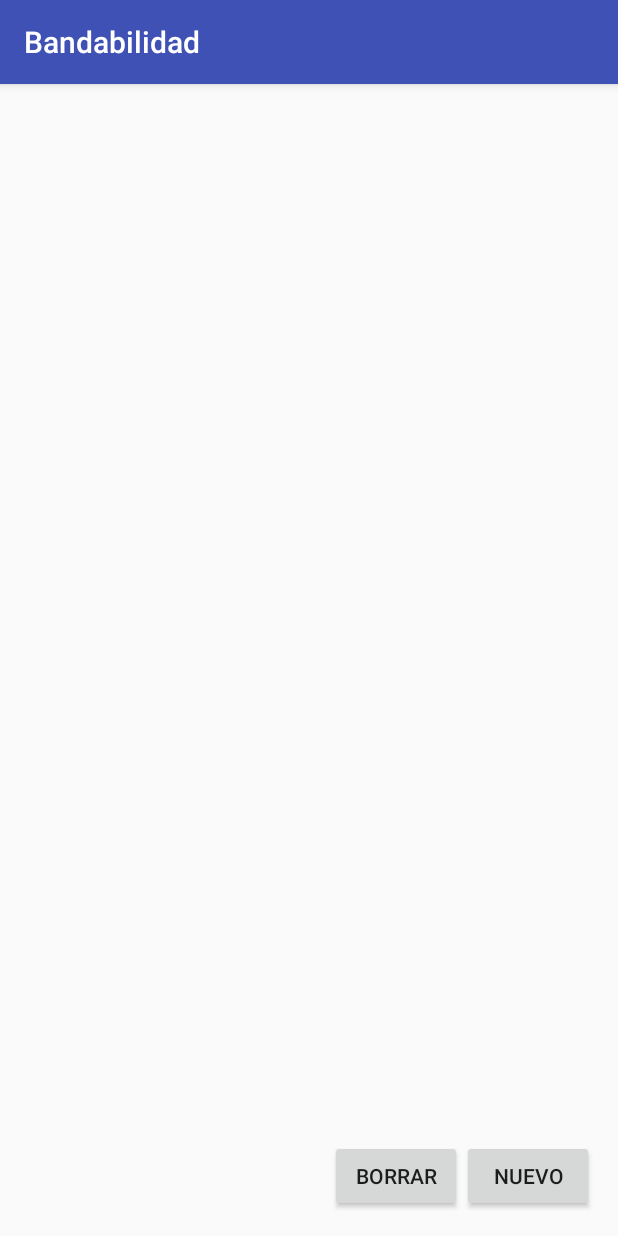
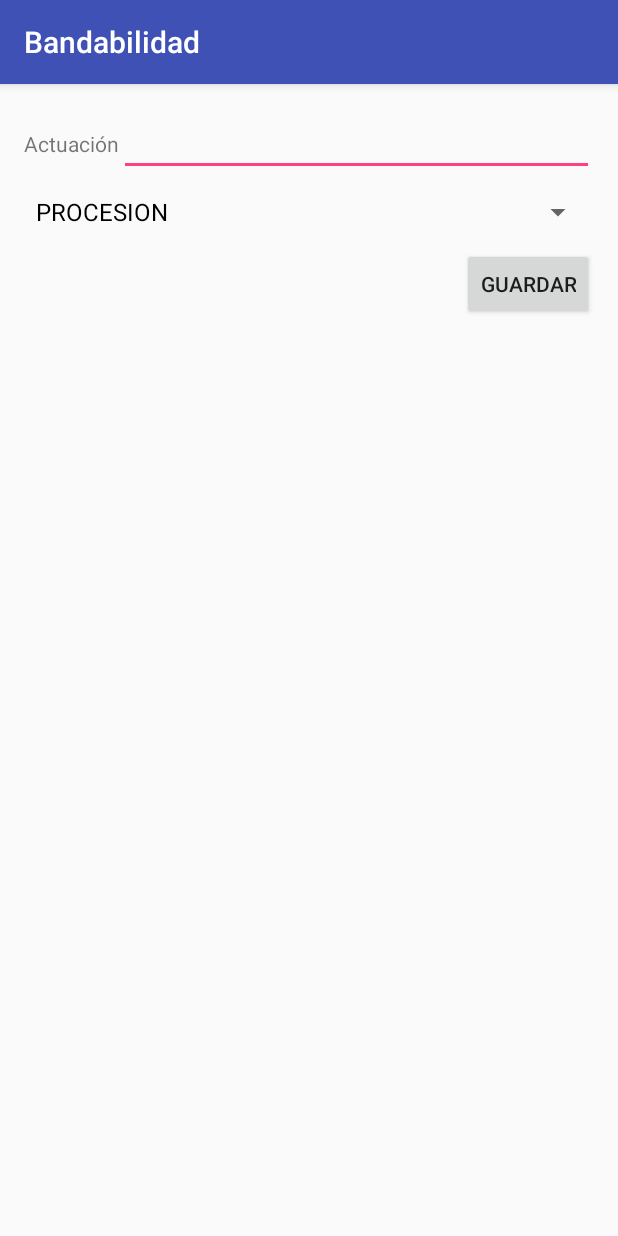
Before and after one commit to ramirezperezjj/Bandabilidad, an Android app: the ActuacionesActivity screen opened directly, with no data from a screen before it, after a tap on "NUEVO", on a phone screen of 412 x 824 dp. Run offline under Robolectric (Android 15) with nearby library versions, the phone set to English and light mode, and no system bars.

Commit message:
Muchos avances con actuaciones

```diff
--- a/app/src/main/AndroidManifest.xml
+++ b/app/src/main/AndroidManifest.xml
@@ -18,7 +18,9 @@
         <activity android:name=".activities.MusicosActivity" />
         <activity android:name=".activities.NuevoMusicoActivity" />
         <activity android:name=".activities.ActuacionesActivity" />
-        <activity android:name=".activities.DetalleMusicoActivity"></activity>
+        <activity android:name=".activities.DetalleMusicoActivity" />
+        <activity android:name=".activities.DetalleActuacionActivity" />
+        <activity android:name=".activities.NuevaActuacionActivity"></activity>
     </application>
 
 </manifest>
--- a/app/src/main/java/es/jjrp/bandabilidad/activities/ActuacionesActivity.java
+++ b/app/src/main/java/es/jjrp/bandabilidad/activities/ActuacionesActivity.java
@@ -1,19 +1,22 @@
 package es.jjrp.bandabilidad.activities;
 
+import android.content.Intent;
 import android.os.Bundle;
 import android.support.v7.app.AppCompatActivity;
 import android.view.View;
 import android.widget.Button;
-import android.widget.Toast;
+import android.widget.ListView;
 
-import java.util.Date;
+import java.util.List;
 
 import es.jjrp.bandabilidad.R;
+import es.jjrp.bandabilidad.adapters.ActuacionesArrayAdapter;
 import es.jjrp.bandabilidad.bean.Actuacion;
 import es.jjrp.bandabilidad.dbhelpers.ActuacionDbHelper;
 
 public class ActuacionesActivity extends AppCompatActivity {
 
+    private static final int NUEVO_ACTUACION_REQUEST = 4;
     ActuacionDbHelper dbActuaciones;
 
     @Override
@@ -27,11 +30,32 @@ public class ActuacionesActivity extends AppCompatActivity {
             @Override
             public void onClick(View v) {
 
-                dbActuaciones.createActuacion(Actuacion.TIPO.CONCIERTO, "concierto de verano arriba", new Date(), 2, "Rute", 0);
-
-                String escribir = dbActuaciones.obtenerTodasActuaciones().get(0)._id + dbActuaciones.obtenerTodasActuaciones().get(0).nombre;
-                Toast.makeText(getApplicationContext(), escribir, Toast.LENGTH_SHORT).show();
+                Intent intent = new Intent(getBaseContext(), NuevaActuacionActivity.class);
+                startActivityForResult(intent, NUEVO_ACTUACION_REQUEST);
             }
         });
+
+        cargarActuaciones();
+    }
+
+    private void cargarActuaciones() {
+        List<Actuacion> values = dbActuaciones.obtenerTodasActuaciones();
+
+        ListView musicos = (ListView) findViewById(R.id.listaActuaciones);
+        ActuacionesArrayAdapter adapter = new ActuacionesArrayAdapter(this, values);
+        musicos.setAdapter(adapter);
+    }
+
+    @Override
+    protected void onActivityResult(int requestCode, int resultCode, Intent data) {
+        super.onActivityResult(requestCode, resultCode, data);
+        switch (requestCode) {
+            case NUEVO_ACTUACION_REQUEST:
+                cargarActuaciones();
+                break;
+            default:
+                break;
+        }
+
     }
 }
--- a/app/src/main/java/es/jjrp/bandabilidad/activities/MusicosActivity.java
+++ b/app/src/main/java/es/jjrp/bandabilidad/activities/MusicosActivity.java
@@ -31,7 +31,7 @@ public class MusicosActivity extends AppCompatActivity {
 //                intent.setFlags(Intent.FLAG_ACTIVITY_PREVIOUS_IS_TOP);
                 startActivityForResult(intent, NUEVO_MUSICO_REQUEST);
 
-                cargarMusicos();
+//                cargarMusicos();
             }
         });
 
@@ -46,6 +46,9 @@ public class MusicosActivity extends AppCompatActivity {
         super.onActivityResult(requestCode, resultCode, data);
         switch (requestCode) {
             case NUEVO_MUSICO_REQUEST:
+                cargarMusicos();
+                break;
+            case MusicoArrayAdapter.MOSTRAR_DETALLE_MUSICO:
                 cargarMusicos();
                 break;
             default:
--- /dev/null
+++ b/app/src/main/java/es/jjrp/bandabilidad/activities/NuevaActuacionActivity.java
@@ -0,0 +1,49 @@
+package es.jjrp.bandabilidad.activities;
+
+import android.os.Bundle;
+import android.support.v7.app.AppCompatActivity;
+import android.view.View;
+import android.widget.ArrayAdapter;
+import android.widget.Button;
+import android.widget.Spinner;
+import android.widget.TextView;
+import android.widget.Toast;
+
+import java.util.Date;
+
+import es.jjrp.bandabilidad.R;
+import es.jjrp.bandabilidad.bean.Actuacion;
+import es.jjrp.bandabilidad.dbhelpers.ActuacionDbHelper;
+
+public class NuevaActuacionActivity extends AppCompatActivity {
+
+    ActuacionDbHelper dbHelper;
+
+    @Override
+    protected void onCreate(Bundle savedInstanceState) {
+        super.onCreate(savedInstanceState);
+        setContentView(R.layout.activity_nueva_actuacion);
+        dbHelper = new ActuacionDbHelper(this);
+
+        final Spinner sp = (Spinner) findViewById(R.id.spNuevaActuacion);
+        sp.setAdapter(new ArrayAdapter<String>(this, android.R.layout.simple_spinner_dropdown_item, Actuacion.TIPO.stringValues()));
+
+        final TextView tv = (TextView) findViewById(R.id.tvNuevaActuacionNombre);
+
+        Button b = (Button) findViewById(R.id.btnNuevaActuacionGuardar);
+        b.setOnClickListener(new View.OnClickListener() {
+
+            @Override
+            public void onClick(View view) {
+                try {
+                    dbHelper.createActuacion(Actuacion.TIPO.getTipo(sp.getSelectedItemPosition()), tv.getText().toString(), new Date(), 0, "fijo", 0);
+                    finish();
+                } catch (Exception e) {
+                    Toast.makeText(NuevaActuacionActivity.this, "Error guardando: " + e.getMessage(), Toast.LENGTH_SHORT).show();
+                }
+            }
+        });
+
+
+    }
+}
--- a/app/src/main/java/es/jjrp/bandabilidad/adapters/MusicoArrayAdapter.java
+++ b/app/src/main/java/es/jjrp/bandabilidad/adapters/MusicoArrayAdapter.java
@@ -13,6 +13,7 @@ import java.util.List;
 
 import es.jjrp.bandabilidad.R;
 import es.jjrp.bandabilidad.activities.DetalleMusicoActivity;
+import es.jjrp.bandabilidad.activities.MusicosActivity;
 import es.jjrp.bandabilidad.bean.Musico;
 
 /**
@@ -20,6 +21,8 @@ import es.jjrp.bandabilidad.bean.Musico;
  * Created by Juanjo on 31/08/2016.
  */
 public class MusicoArrayAdapter extends ArrayAdapter<Musico> {
+
+    public static final int MOSTRAR_DETALLE_MUSICO = 2;
 
     public MusicoArrayAdapter(Context context, List<Musico> musicos) {
         super(context, ListView.CHOICE_MODE_SINGLE, musicos);
@@ -47,7 +50,7 @@ public class MusicoArrayAdapter extends ArrayAdapter<Musico> {
             public void onClick(View view) {
                 Intent intent = new Intent(getContext(), DetalleMusicoActivity.class);
                 intent.putExtra("musico", musico);
-                getContext().startActivity(intent);
+                ((MusicosActivity) getContext()).startActivityForResult(intent, MOSTRAR_DETALLE_MUSICO);
             }
         });
 
--- a/app/src/main/java/es/jjrp/bandabilidad/bean/Actuacion.java
+++ b/app/src/main/java/es/jjrp/bandabilidad/bean/Actuacion.java
@@ -1,5 +1,6 @@
 package es.jjrp.bandabilidad.bean;
 
+import java.io.Serializable;
 import java.util.Date;
 
 
@@ -7,7 +8,7 @@ import java.util.Date;
  * Representa a una actuacion
  * Created by Juanjo on 03/09/2016.
  */
-public class Actuacion {
+public class Actuacion implements Serializable {
     public long _id;
     public TIPO tipo;
     public String nombre;
@@ -29,5 +30,14 @@ public class Actuacion {
             }
             return null;
         }
+
+        public static String[] stringValues() {
+            String[] res = new String[TIPO.values().length];
+            int pos = 0;
+            for (TIPO t : TIPO.values()) {
+                res[pos++] = t.name();
+            }
+            return res;
+        }
     }
 }
--- a/app/src/main/java/es/jjrp/bandabilidad/dbhelpers/ActuacionDbHelper.java
+++ b/app/src/main/java/es/jjrp/bandabilidad/dbhelpers/ActuacionDbHelper.java
@@ -6,12 +6,12 @@ import android.database.Cursor;
 import android.database.sqlite.SQLiteDatabase;
 import android.util.Log;
 
-import java.text.SimpleDateFormat;
 import java.util.ArrayList;
 import java.util.Date;
 import java.util.List;
 
 import es.jjrp.bandabilidad.bean.Actuacion;
+import es.jjrp.bandabilidad.utils.Constantes;
 
 /**
  * Created by Juanjo on 03/09/2016.
@@ -34,7 +34,7 @@ public class ActuacionDbHelper {
     private static final String DATABASE_TABLE_ACTUACION = "ACTUACION";
     private static final String DATABASE_TABLE_TIPO_ACTUACION = "TIPO_ACTUACION";
     private static final int DATABASE_VERSION = 1;
-    SimpleDateFormat sdf = new SimpleDateFormat("dd/MM/yyyy hh:mm");
+
     private SQLiteDatabase db;
 
     public ActuacionDbHelper(Context ctx) {
@@ -42,8 +42,6 @@ public class ActuacionDbHelper {
             db = ctx.openOrCreateDatabase(DATABASE_NAME, Context.MODE_PRIVATE, null);
             try {
                 db.execSQL(DATABASE_CREATE_ACTUACION);
-
-                try {
                 db.execSQL(DATABASE_CREATE_TIPO_ACTUACION);
                 //Si llega aquí, ha creado la tabla, y estará vacía, la rellenamos
                 //con datos fijos
@@ -52,10 +50,6 @@ public class ActuacionDbHelper {
                 createTipoActuacion(2, "Concierto");
                 createTipoActuacion(3, "Romería");
 
-                } catch (Exception e) {
-                    //Suponemos que el error que llega aquí es porque la tabla ya existe
-                    Log.d("BASE_DATOS", "No se crea la tabla porque: " + e.getMessage());
-                }
 
             } catch (Exception e) {
                 Log.d("BASE_DATOS", "No se crea la tabla porque: " + e.getMessage());
@@ -83,7 +77,7 @@ public class ActuacionDbHelper {
 
         initialValues.put("tipo", tipo.ordinal());
         initialValues.put("nombre", nombre);
-        initialValues.put("fecha", sdf.format(fecha));
+        initialValues.put("fecha", Constantes.SDF.format(fecha));
         initialValues.put("horas", horas);
         initialValues.put("ciudad", ciudad);
         initialValues.put("precio", precio);
@@ -103,7 +97,7 @@ public class ActuacionDbHelper {
                 int posCol = 0;
                 row._id = c.getLong(posCol++);
                 row.tipo = Actuacion.TIPO.getTipo(c.getInt(posCol++));
-                row.fecha = sdf.parse(c.getString(posCol++));
+                row.fecha = Constantes.SDF.parse(c.getString(posCol++));
                 row.horas = c.getInt(posCol++);
                 row.nombre = c.getString(posCol++);
                 row.ciudad = c.getString(posCol++);
--- a/app/src/main/java/es/jjrp/bandabilidad/dbhelpers/MusicoDbHelper.java
+++ b/app/src/main/java/es/jjrp/bandabilidad/dbhelpers/MusicoDbHelper.java
@@ -107,11 +107,10 @@ public class MusicoDbHelper {
         return row;
     }
 
-    public void updateRow(long rowId, int orden, String nombre, String apellidos) {
+    public void updateRow(long rowId, String nombre, String apellidos) {
         ContentValues args = new ContentValues();
         args.put("nombre", nombre);
         args.put("apellidos", apellidos);
-        args.put("orden", orden);
         db.update(DATABASE_TABLE, args, "_id=" + rowId, null);
     }
 
--- a/app/src/main/res/layout/activity_actuaciones.xml
+++ b/app/src/main/res/layout/activity_actuaciones.xml
@@ -18,19 +18,10 @@
         android:layout_alignParentRight="true"
         android:layout_alignParentEnd="true" />
 
-    <Button
-        android:layout_width="wrap_content"
-        android:layout_height="wrap_content"
-        android:text="@string/borrar"
-        android:id="@+id/btnBorrarActuacion"
-        android:layout_alignParentBottom="true"
-        android:layout_toLeftOf="@+id/btnNuevoActuacion"
-        android:layout_toStartOf="@+id/btnNuevoActuacion" />
-
     <ListView
         android:layout_width="wrap_content"
         android:layout_height="wrap_content"
-        android:id="@+id/listView"
+        android:id="@+id/listaActuaciones"
         android:layout_alignParentTop="true"
         android:layout_alignParentLeft="true"
         android:layout_alignParentStart="true"
--- /dev/null
+++ b/app/src/main/res/layout/activity_nueva_actuacion.xml
@@ -0,0 +1,52 @@
+<?xml version="1.0" encoding="utf-8"?>
+<RelativeLayout xmlns:android="http://schemas.android.com/apk/res/android"
+    xmlns:tools="http://schemas.android.com/tools"
+    android:id="@+id/activity_nueva_actuacion"
+    android:layout_width="match_parent"
+    android:layout_height="match_parent"
+    android:paddingBottom="@dimen/activity_vertical_margin"
+    android:paddingLeft="@dimen/activity_horizontal_margin"
+    android:paddingRight="@dimen/activity_horizontal_margin"
+    android:paddingTop="@dimen/activity_vertical_margin"
+    tools:context="es.jjrp.bandabilidad.activities.NuevaActuacionActivity">
+
+    <EditText
+        android:layout_width="wrap_content"
+        android:layout_height="wrap_content"
+        android:inputType="textPersonName"
+        android:ems="10"
+        android:layout_alignParentTop="true"
+        android:layout_alignParentRight="true"
+        android:layout_alignParentEnd="true"
+        android:id="@+id/tvNuevaActuacionNombre"
+        android:layout_toRightOf="@+id/labelNuevaAcutacionNombre"
+        android:layout_toEndOf="@+id/labelNuevaAcutacionNombre" />
+
+    <TextView
+        android:text="@string/actuacion"
+        android:layout_width="wrap_content"
+        android:layout_height="wrap_content"
+        android:id="@+id/labelNuevaAcutacionNombre"
+        android:layout_alignBaseline="@+id/tvNuevaActuacionNombre"
+        android:layout_alignBottom="@+id/tvNuevaActuacionNombre"
+        android:layout_alignParentLeft="true"
+        android:layout_alignParentStart="true" />
+
+    <Spinner
+        android:layout_width="match_parent"
+        android:layout_height="wrap_content"
+        android:layout_below="@+id/tvNuevaActuacionNombre"
+        android:layout_alignParentRight="true"
+        android:layout_alignParentEnd="true"
+        android:id="@+id/spNuevaActuacion"
+        android:spinnerMode="dialog" />
+
+    <Button
+        android:text="@string/guardar"
+        android:layout_width="wrap_content"
+        android:layout_height="wrap_content"
+        android:id="@+id/btnNuevaActuacionGuardar"
+        android:layout_below="@+id/spNuevaActuacion"
+        android:layout_alignParentRight="true"
+        android:layout_alignParentEnd="true" />
+</RelativeLayout>
--- a/app/src/main/res/values/strings.xml
+++ b/app/src/main/res/values/strings.xml
@@ -16,4 +16,6 @@
     <string name="dialog_borrar_title">Borrar músico</string>
     <string name="ok">OK</string>
     <string name="cancel">Cancelar</string>
+    <string name="actuacion">Actuación</string>
+    <string name="ciudad">Ciudad</string>
 </resources>
```
Also changed, not shown: app/src/main/java/es/jjrp/bandabilidad/activities/DetalleActuacionActivity.java (added, +32 -0 lines), app/src/main/java/es/jjrp/bandabilidad/activities/DetalleMusicoActivity.java (+32 -1 lines), app/src/main/java/es/jjrp/bandabilidad/adapters/ActuacionesArrayAdapter.java (added, +60 -0 lines), app/src/main/java/es/jjrp/bandabilidad/utils/Constantes.java (added, +11 -0 lines), app/src/main/res/layout/activity_detalle_actuacion.xml (added, +63 -0 lines), app/src/main/res/layout/lista_actuaciones_layout.xml (added, +33 -0 lines). Lines whose indentation alone changed are shown as unchanged.
